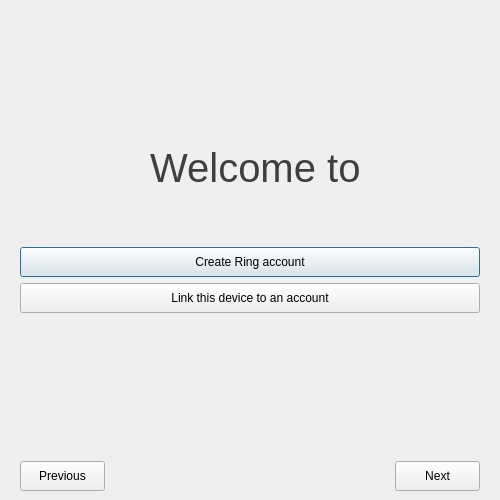
Above: wizarddialog.ui from savoirfairelinux/jami-client-windows before the change. Below: the same form after it.
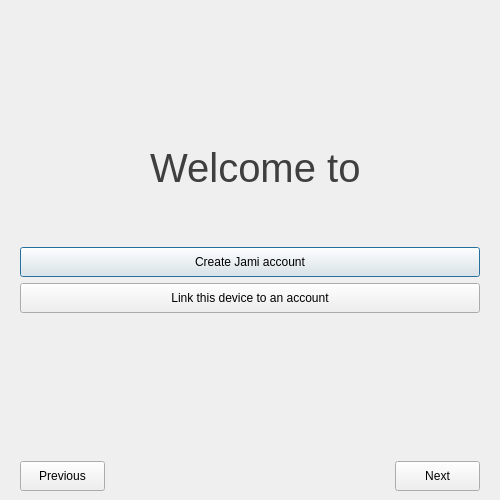
That is the form after the change. Icons and pictures are not drawn. Custom widgets are drawn as their Qt base class.

Commit message: ui: change name from Ring to Jami

```diff
--- a/wizarddialog.ui
+++ b/wizarddialog.ui
@@ -148,7 +148,7 @@
           <enum>Qt::LeftToRight</enum>
          </property>
          <property name="text">
-          <string>Create Ring account</string>
+          <string>Create Jami account</string>
          </property>
         </widget>
        </item>
```
Left out of the diff: 12 changed lines with no effect on the pictures. The commit also changes 32 other files.
